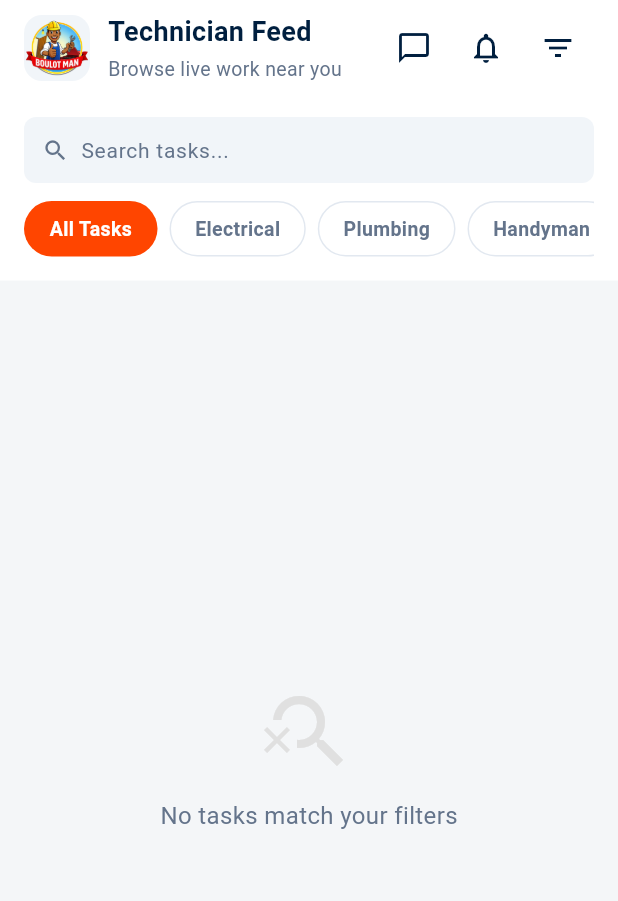
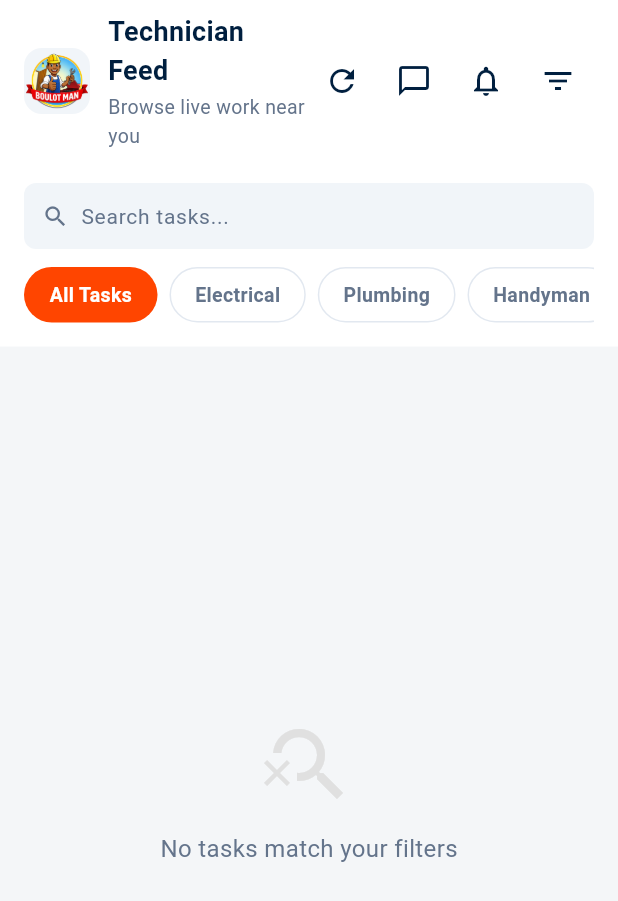
Before and after one commit to buolotdev/buolotman-app, a Flutter app: the MyBidsScreen screen opened directly, after a tap on "Browse Tasks", on a phone screen of 412 x 824 dp. Shown: the top 901 px of the screen. Run offline on Flutter 3.47's test engine with Material 3 defaults, Android fonts, the phone set to English and light mode, and no system bars; our stand-ins replace country_picker, file_picker, get, intl_phone_field, shared_preferences; accounts and stored records are empty; network calls fail.

Commit message:
ux: add loading states and manual refresh buttons to bids, feed, and tasks screens, and prevent route pop when viewing tabs

```diff
--- a/lib/my_bids_screen.dart
+++ b/lib/my_bids_screen.dart
@@ -17,6 +17,23 @@ class MyBidsScreen extends StatefulWidget {
 class _MyBidsScreenState extends State<MyBidsScreen> {
   String _activeTab = 'Active';
   final TextEditingController _searchController = TextEditingController();
+  bool _isLoading = false;
+
+  @override
+  void initState() {
+    super.initState();
+    WidgetsBinding.instance.addPostFrameCallback((_) async {
+      setState(() => _isLoading = true);
+      try {
+        await AppStateScope.of(context).syncBids();
+        await AppStateScope.of(context).syncTasks();
+      } catch (e) {
+        debugPrint('Sync bids error: $e');
+      } finally {
+        if (mounted) setState(() => _isLoading = false);
+      }
+    });
+  }
 
   @override
   void dispose() {
@@ -28,6 +45,15 @@ class _MyBidsScreenState extends State<MyBidsScreen> {
   Widget build(BuildContext context) {
     return GetBuilder<AppState>(
       builder: (appState) {
+        if (_isLoading) {
+          return const Scaffold(
+            backgroundColor: Color(0xFFF4F6F8),
+            body: Center(
+              child: CircularProgressIndicator(valueColor: AlwaysStoppedAnimation<Color>(Color(0xFFFF5500))),
+            ),
+          );
+        }
+
         final roleBids = appState.bids.where((bid) {
           return bid.role == appState.currentRole || bid.bidderName == appState.currentUser.name;
         }).toList();
@@ -75,6 +101,7 @@ class _MyBidsScreenState extends State<MyBidsScreen> {
   }
 
   Widget _buildHeader() {
+    final canPop = Navigator.canPop(context);
     return Container(
       color: Colors.white,
       padding: const EdgeInsets.all(16),
@@ -83,22 +110,43 @@ class _MyBidsScreenState extends State<MyBidsScreen> {
         children: [
           Row(
             children: [
+              if (canPop) ...[
                 GestureDetector(
                   onTap: () => Navigator.pop(context),
                   child: const Icon(Icons.arrow_back, color: Color(0xFF001F3F)),
                 ),
                 const SizedBox(width: 16),
+              ],
               const Text(
                 'My Bids',
                 style: TextStyle(fontSize: 20, fontWeight: FontWeight.bold, color: Color(0xFF001F3F)),
               ),
             ],
           ),
+          Row(
+            children: [
+              IconButton(
+                icon: const Icon(Icons.refresh, color: Color(0xFF001F3F)),
+                onPressed: () async {
+                  setState(() => _isLoading = true);
+                  try {
+                    await AppStateScope.of(context).syncBids();
+                    await AppStateScope.of(context).syncTasks();
+                  } catch (e) {
+                    debugPrint('Refresh bids error: $e');
+                  } finally {
+                    if (mounted) setState(() => _isLoading = false);
+                  }
+                },
+              ),
+              const SizedBox(width: 4),
               Container(
                 width: 40,
                 height: 40,
                 decoration: BoxDecoration(color: const Color(0xFFF1F5F9), borderRadius: BorderRadius.circular(20)),
                 child: const Icon(Icons.notifications_none, color: Color(0xFF001F3F), size: 20),
+              ),
+            ],
           ),
         ],
       ),
--- a/lib/task_feed_screen.dart
+++ b/lib/task_feed_screen.dart
@@ -19,11 +19,20 @@ class _TaskFeedScreenState extends State<TaskFeedScreen> {
   String _budgetFilter = 'Any';
   final TextEditingController _searchController = TextEditingController();
 
+  bool _isLoading = false;
+
   @override
   void initState() {
     super.initState();
-    WidgetsBinding.instance.addPostFrameCallback((_) {
-      AppStateScope.of(context).syncTasks();
+    WidgetsBinding.instance.addPostFrameCallback((_) async {
+      setState(() => _isLoading = true);
+      try {
+        await AppStateScope.of(context).syncTasks();
+      } catch (e) {
+        debugPrint('Sync tasks error: $e');
+      } finally {
+        if (mounted) setState(() => _isLoading = false);
+      }
     });
   }
 
@@ -109,6 +118,15 @@ class _TaskFeedScreenState extends State<TaskFeedScreen> {
   Widget build(BuildContext context) {
     return GetBuilder<AppState>(
       builder: (appState) {
+        if (_isLoading) {
+          return const Scaffold(
+            backgroundColor: Color(0xFFF4F6F8),
+            body: Center(
+              child: CircularProgressIndicator(valueColor: AlwaysStoppedAnimation<Color>(Color(0xFFFF5500))),
+            ),
+          );
+        }
+
         final bottomPadding = MediaQuery.of(context).padding.bottom + 120;
         final tasks = appState.openMarketplaceTasks.where((task) {
           // Category filter
@@ -195,6 +213,19 @@ class _TaskFeedScreenState extends State<TaskFeedScreen> {
                 Text('Browse live work near you', style: TextStyle(fontSize: 13, color: Color(0xFF64748B))),
               ],
             ),
+          ),
+          IconButton(
+            icon: const Icon(Icons.refresh, color: Color(0xFF001F3F)),
+            onPressed: () async {
+              setState(() => _isLoading = true);
+              try {
+                await AppStateScope.of(context).syncTasks();
+              } catch (e) {
+                debugPrint('Refresh tasks error: $e');
+              } finally {
+                if (mounted) setState(() => _isLoading = false);
+              }
+            },
           ),
           IconButton(
             icon: const Icon(Icons.chat_bubble_outline, color: Color(0xFF001F3F)),
```
Also changed, not shown: lib/my_tasks_screen.dart (+34 -2 lines). Lines whose indentation alone changed are shown as unchanged.
